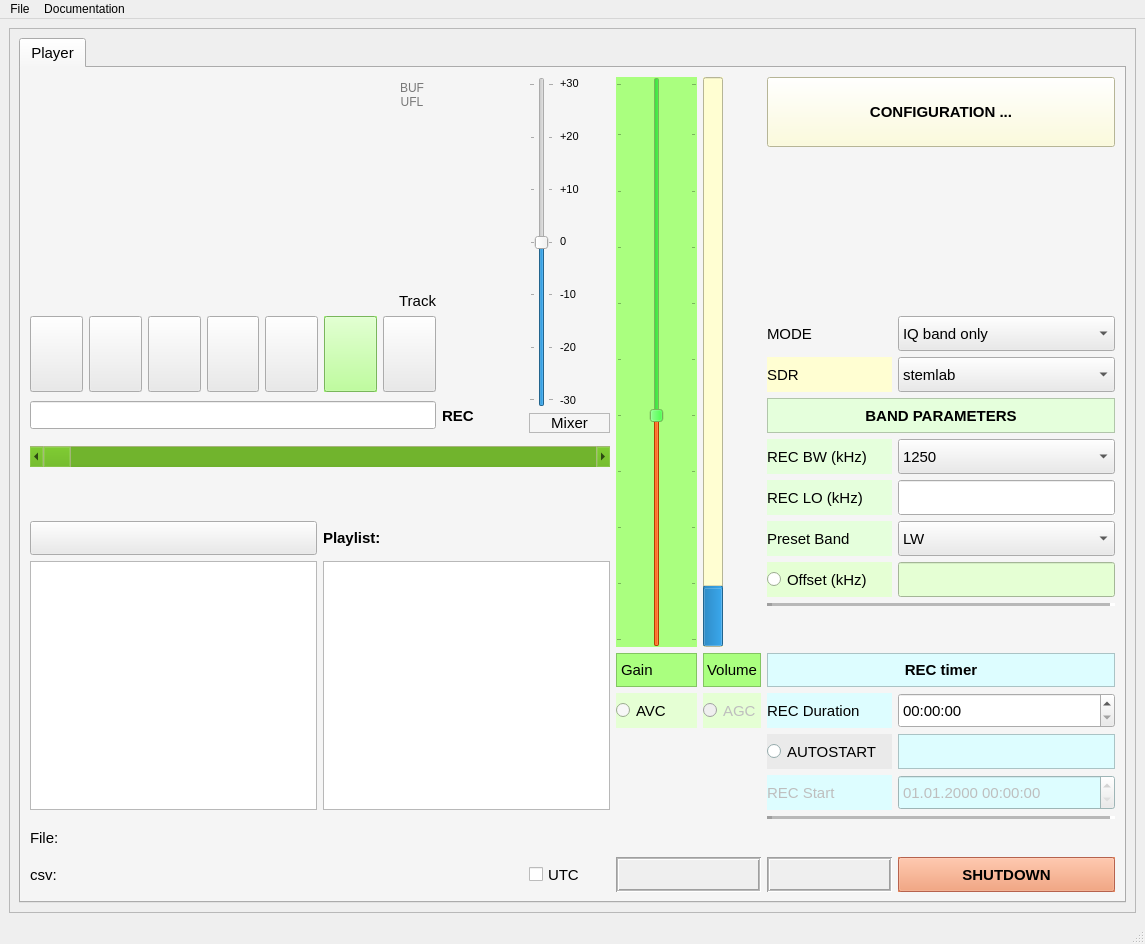
First picture: the form in sources/core/ressources/COHIWizard_GUI_v10_scrollhv_skin_5.ui, repository hermy-sf/COHIWizard, before the edit.
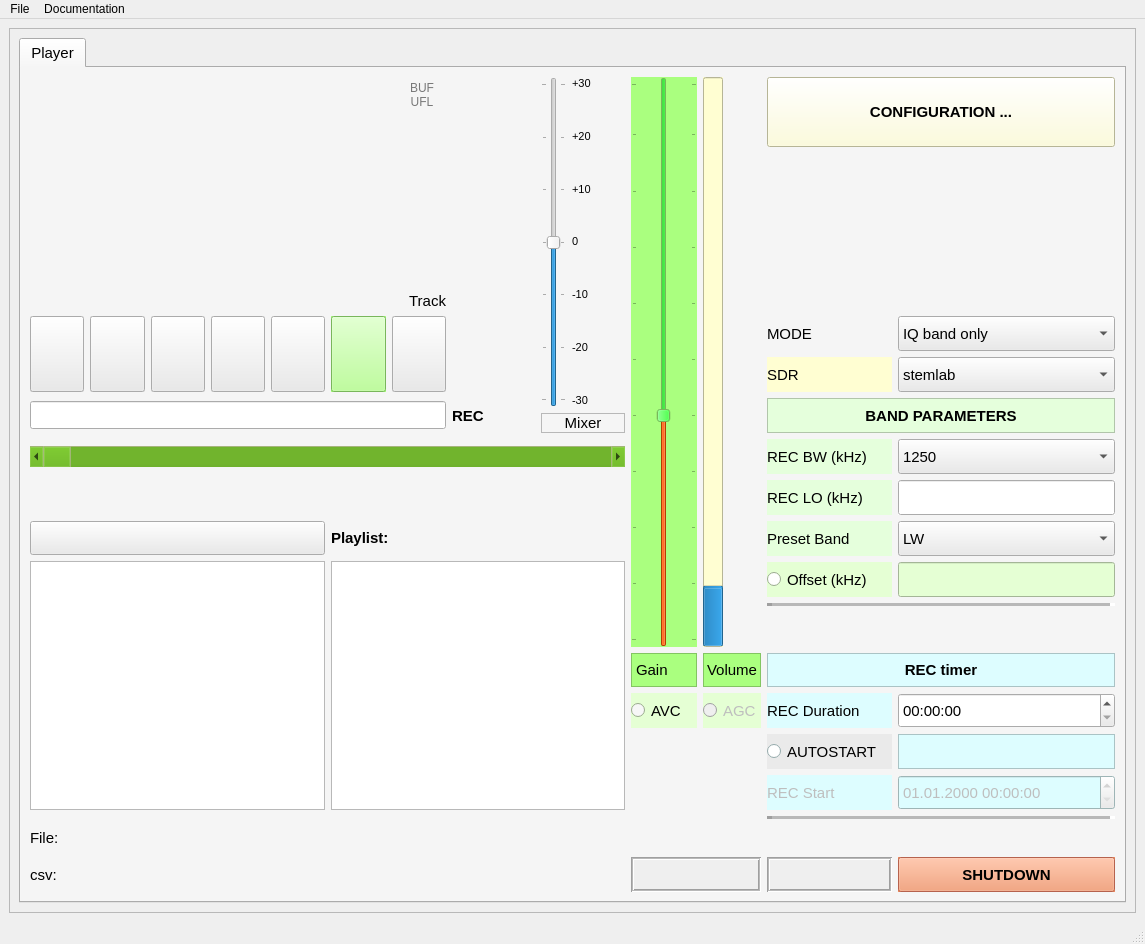
Second picture: the form after the edit. Icons and pictures are not drawn.

Commit message: some layout improvements and correction of adalm-2000 volume scaling, now tuneable via config_wizard-yaml

```diff
--- a/sources/core/ressources/COHIWizard_GUI_v10_scrollhv_skin_5.ui
+++ b/sources/core/ressources/COHIWizard_GUI_v10_scrollhv_skin_5.ui
@@ -543,33 +543,6 @@
                 </property>
                </widget>
               </item>
-              <item row="20" column="8">
-               <widget class="QCheckBox" name="checkBox_UTC">
-                <property name="sizePolicy">
-                 <sizepolicy hsizetype="Expanding" vsizetype="Expanding">
-                  <horstretch>1</horstretch>
-                  <verstretch>1</verstretch>
-                 </sizepolicy>
-                </property>
-                <property name="minimumSize">
-                 <size>
-                  <width>0</width>
-                  <height>10</height>
-                 </size>
-                </property>
-                <property name="font">
-                 <font>
-                  <pointsize>11</pointsize>
-                 </font>
-                </property>
-                <property name="toolTip">
-                 <string>switch to UTC</string>
-                </property>
-                <property name="text">
-                 <string>UTC</string>
-                </property>
-               </widget>
-              </item>
               <item row="6" column="13">
                <widget class="QComboBox" name="comboBox_stemlab">
                 <property name="sizePolicy">
@@ -604,7 +577,7 @@
                  <bool>true</bool>
                 </property>
                 <property name="sizePolicy">
-                 <sizepolicy hsizetype="Preferred" vsizetype="Expanding">
+                 <sizepolicy hsizetype="Expanding" vsizetype="Expanding">
                   <horstretch>1</horstretch>
                   <verstretch>1</verstretch>
                  </sizepolicy>
@@ -615,6 +588,12 @@
                   <height>1</height>
                  </size>
                 </property>
+                <property name="maximumSize">
+                 <size>
+                  <width>66</width>
+                  <height>16777215</height>
+                 </size>
+                </property>
                 <property name="palette">
                  <palette>
                   <active>
@@ -955,7 +934,7 @@
                 </property>
                 <property name="maximumSize">
                  <size>
-                  <width>16777215</width>
+                  <width>66</width>
                   <height>16777215</height>
                  </size>
                 </property>
@@ -2754,6 +2733,12 @@
                   <verstretch>1</verstretch>
                  </sizepolicy>
                 </property>
+                <property name="maximumSize">
+                 <size>
+                  <width>66</width>
+                  <height>16777215</height>
+                 </size>
+                </property>
                 <property name="palette">
                  <palette>
                   <active>
@@ -5784,7 +5769,7 @@
                 </property>
                </widget>
               </item>
-              <item row="20" column="0" colspan="8">
+              <item row="20" column="0" colspan="9">
                <layout class="QHBoxLayout" name="horizontalLayout_csvfile" stretch="0,1">
                 <item>
                   <widget class="QLabel" name="label_13">
```
Left out of the diff: 4 changed lines with no effect on the pictures. The commit also changes 18 other files.
